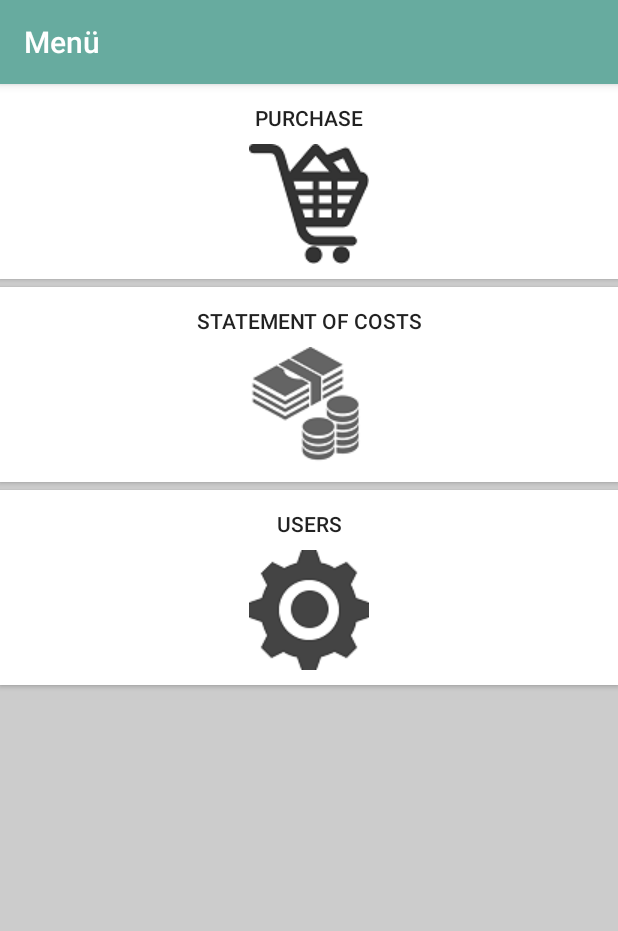
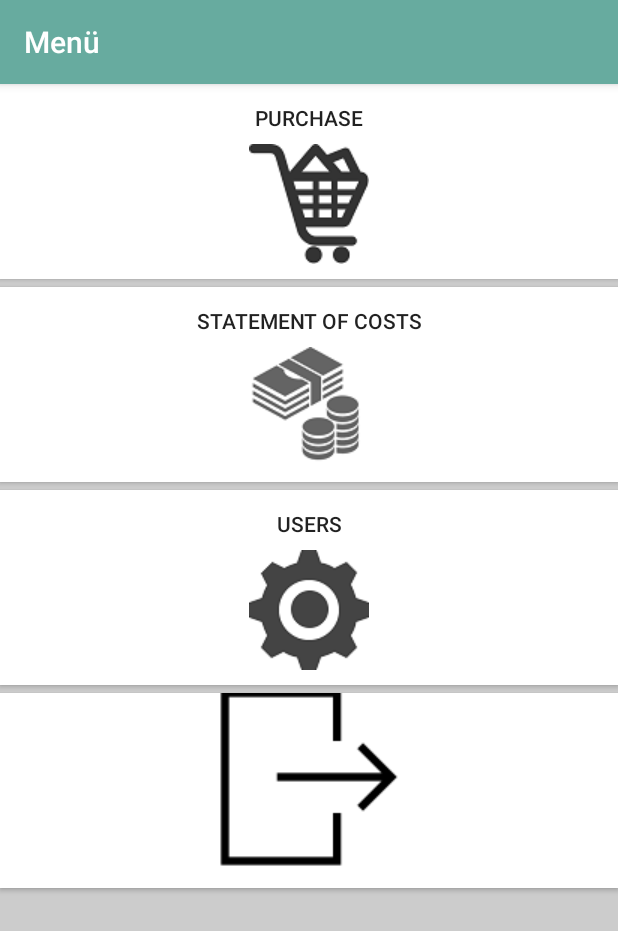
Before and after one commit to dweber019/TEKO-android-frontend, an Android app: the MenuActivity screen opened directly, with no data from a screen before it, on a phone screen of 412 x 824 dp. Shown: the top 931 px of the screen. Run offline under Robolectric (Android 15) with nearby library versions, the phone set to English and light mode, and no system bars.

Commit message:
Implement logout icon: https://www.iconfinder.com/icons/763290/common_exit_logout_out_signout_stroke_icon#size=128

```diff
--- a/app/src/main/java/ch/teko/michael/wgapp/MenuActivity.java
+++ b/app/src/main/java/ch/teko/michael/wgapp/MenuActivity.java
@@ -5,6 +5,8 @@ import android.os.Bundle;
 import android.support.v7.app.AppCompatActivity;
 import android.view.View;
 import android.widget.Button;
+
+import ch.teko.michael.wgapp.api.TokenHelper;
 
 /**
  * Created by Michael on 04.09.2017.
@@ -16,8 +18,7 @@ public class MenuActivity extends AppCompatActivity {
     private Button buttonPurchase;
     private Button buttonStatementOfCost;
     private Button buttonUsers;
-
-
+    private Button buttonLogout;
 
     @Override
     protected void onCreate(Bundle savedInstanceState) {
@@ -31,6 +32,7 @@ public class MenuActivity extends AppCompatActivity {
         buttonPurchase = (Button) findViewById(R.id.buttonPurchase);
         buttonStatementOfCost = (Button) findViewById(R.id.buttonStatementOfCosts);
         buttonUsers = (Button) findViewById(R.id.buttonUsers);
+        buttonLogout = (Button) findViewById(R.id.buttonLogout);
 
 
 
@@ -67,6 +69,20 @@ public class MenuActivity extends AppCompatActivity {
                 }
         );
 
+        buttonLogout.setOnClickListener(
+                new View.OnClickListener(){
+                    public void onClick(View v) {
+
+                        TokenHelper.removeToken(getBaseContext());
+
+                        Intent i = new Intent(getBaseContext(), LoginActivity.class);
+                        i.addFlags(Intent.FLAG_ACTIVITY_CLEAR_TOP | Intent.FLAG_ACTIVITY_NEW_TASK);
+                        startActivity(i);
+
+                    }
+                }
+        );
+
 
     }
 }
--- a/app/src/main/res/layout/activity_menu.xml
+++ b/app/src/main/res/layout/activity_menu.xml
@@ -51,4 +51,20 @@
         android:paddingBottom="10dp"
         android:paddingTop="5dp"/>
 
+    <Space
+        android:layout_width="match_parent"
+        android:layout_height="5dp"
+        android:visibility="visible" />
+
+    <Button
+        android:id="@+id/buttonLogout"
+        android:layout_width="match_parent"
+        android:layout_height="wrap_content"
+        android:drawableBottom="@drawable/iclogout"
+        android:text="@string/buttonLogout"
+        android:background="#FFFFFF"
+        android:height="130dp"
+        android:paddingBottom="10dp"
+        android:paddingTop="5dp"/>
+
 </LinearLayout>
--- a/app/src/main/res/values/strings.xml
+++ b/app/src/main/res/values/strings.xml
@@ -9,6 +9,7 @@
     <string name="buttonPurchase">Purchase</string>
     <string name="buttonStatementOfCosts">statement of costs</string>
     <string name="buttonUsers">Users</string>
+    <string name="buttonLogout">Abmelden</string>
     <string name="titleMenueBar">Menü</string>
     <string name="buttonAddPurchase">Add Purchase</string>
     <string name="titlePurchases">Purchases</string>
```
Also changed, not shown: app/src/main/java/ch/teko/michael/wgapp/api/TokenHelper.java (+7 -0 lines), app/src/main/res/drawable/iclogout.png (added).
